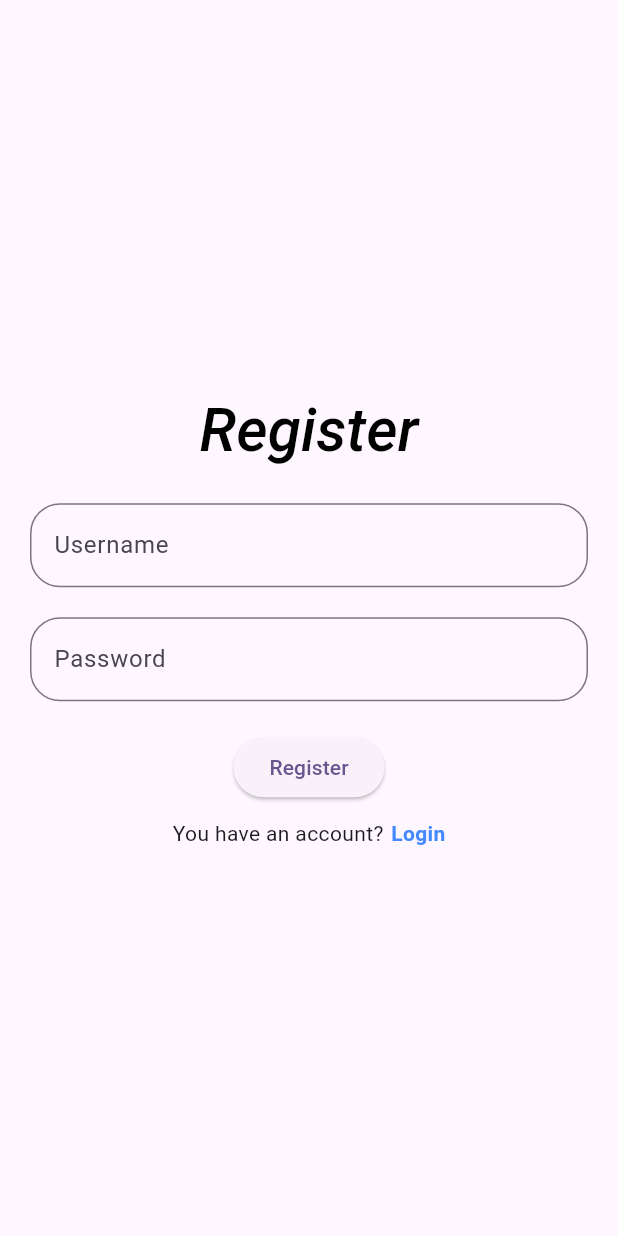
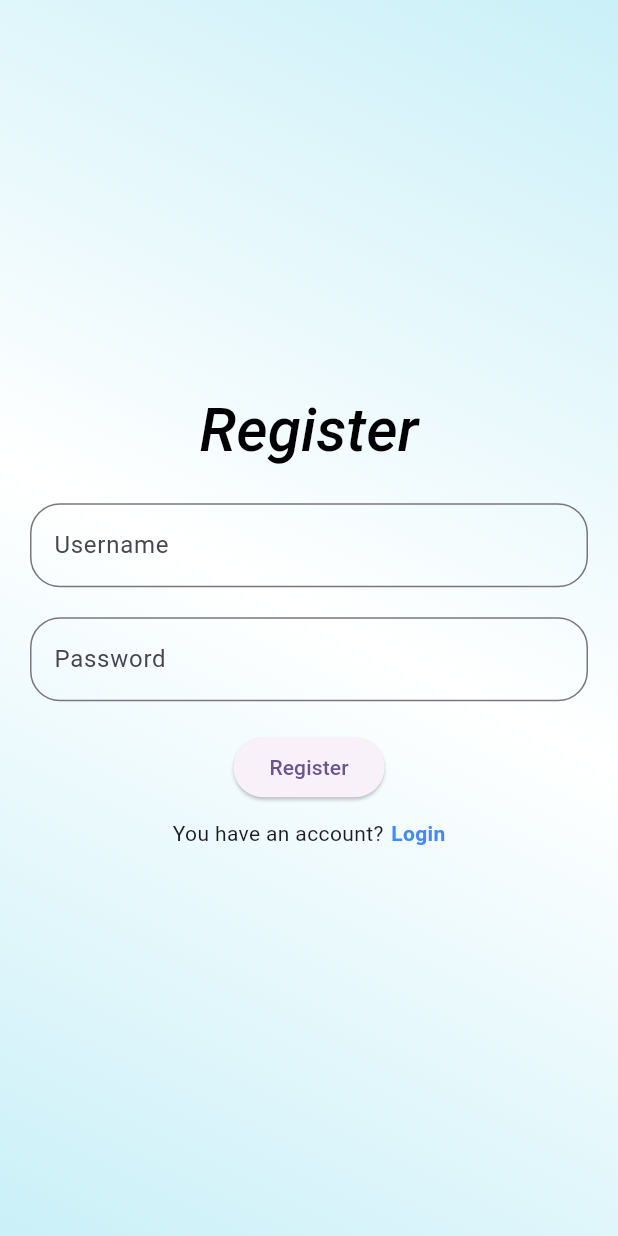
Before and after one commit to Rina-ui/To-Do-, a Flutter app: the Inscription screen opened directly, on a phone screen of 412 x 824 dp. Run offline on Flutter 3.47's test engine with Material 3 defaults, Android fonts, the phone set to English and light mode, and no system bars; Roboto replaces fonts that are missing (Poppins).

Commit message:
mise en page de l'inscription

```diff
--- a/lib/screen/inscription.dart
+++ b/lib/screen/inscription.dart
@@ -16,6 +16,18 @@ class _InscriptionState extends State<Inscription> {
   Widget build(BuildContext context) {
     return Scaffold(
       body: SafeArea(
+          child: Container(
+            decoration: BoxDecoration(
+              gradient: LinearGradient(
+                  colors: [
+                    Color(0xFFcaf0f8),
+                    Color(0xFFFFFFFF),
+                    Color(0xFFcaf0f8),
+                  ],
+                  begin: Alignment.topRight,
+                  end: Alignment.bottomLeft
+              )
+            ),
             child: Padding(
               padding: EdgeInsets.all(20),
               child: Column(
@@ -95,6 +107,7 @@ class _InscriptionState extends State<Inscription> {
                   )
                 ],
               ),
+            ),
           )
       ),
     );
```
Lines whose indentation alone changed are shown as unchanged.
